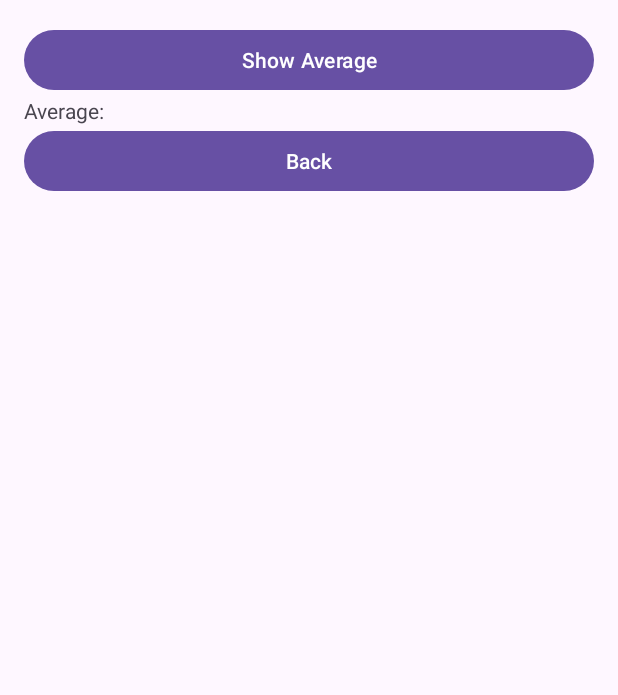
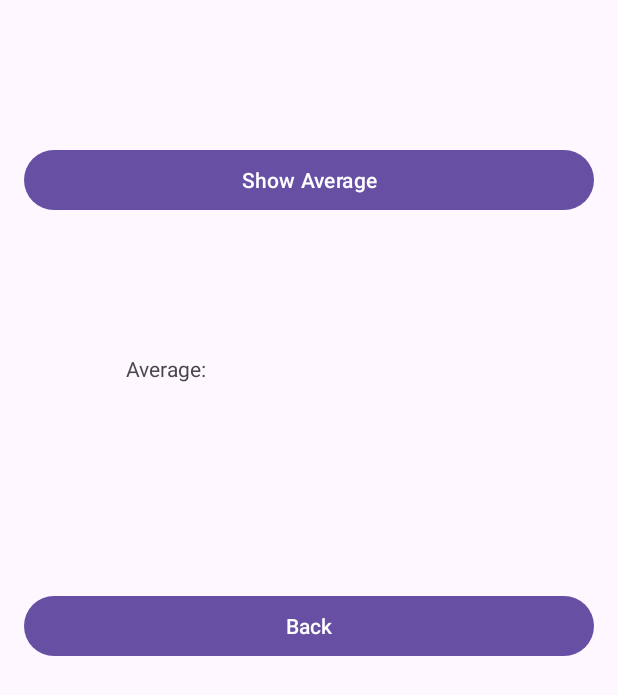
Before and after one commit to VCSTDN2024/imad5112-practicum-2025-Kaamilah-vc, an Android app: the screen it shows after launch (MainActivity2), after a tap on "Detailed View", on a phone screen of 412 x 824 dp. Shown: the top 695 px of the screen. Run offline under Robolectric (Android 15) with nearby library versions, the phone set to English and light mode, and no system bars.

Commit message:
final commit

```diff
--- a/app/src/main/java/com/example/playlistmanagerapp4/MainActivity.kt
+++ b/app/src/main/java/com/example/playlistmanagerapp4/MainActivity.kt
@@ -19,13 +19,13 @@ class MainActivity : AppCompatActivity() {
         "Taylor Swift", "Drake", "Beyoncé", "The Weeknd"
     )
 
-    private val ratings = arrayListOf(5, 4, 5, 4)
+    private val ratings = arrayListOf(3, 4, 5, 4)
 
     private val comments = arrayListOf(
         "Amazing",
         "Great beat and flow.",
         "Iconic vocals!",
-        "Love the retro vibe."
+        "Love the vibe."
     )
 
     @SuppressLint("MissingInflatedId")
--- a/app/src/main/java/com/example/playlistmanagerapp4/MainActivity2.kt
+++ b/app/src/main/java/com/example/playlistmanagerapp4/MainActivity2.kt
@@ -16,10 +16,10 @@ class MainActivity2 : AppCompatActivity() {
         val btnAverage = findViewById<Button>(R.id.btnAverage)
         val btnBack = findViewById<Button>(R.id.btnBack)
 
-        val titles = intent.getStringArrayListExtra("titles") ?: arrayListOf()
-        val artists = intent.getStringArrayListExtra("artists") ?: arrayListOf()
-        val ratings = intent.getIntegerArrayListExtra("ratings") ?: arrayListOf()
-        val comments = intent.getStringArrayListExtra("comments") ?: arrayListOf()
+        val titles = intent.getStringArrayListExtra(" Cruel Summer, God's Plan, Halo, Blinding Lights") ?: arrayListOf()
+        val artists = intent.getStringArrayListExtra("Taylor Swift, Drake, Beyoncé, The Weeknd") ?: arrayListOf()
+        val ratings = intent.getIntegerArrayListExtra("3, 4, 5, 4") ?: arrayListOf()
+        val comments = intent.getStringArrayListExtra("") ?: arrayListOf()
 
         val output = StringBuilder()
         for (i in titles.indices) {
--- a/app/src/main/res/layout/activity_main2.xml
+++ b/app/src/main/res/layout/activity_main2.xml
@@ -21,26 +21,32 @@
         android:id="@+id/btnAverage"
         android:layout_width="0dp"
         android:layout_height="wrap_content"
+        android:layout_marginTop="80dp"
         android:text="Show Average"
-        app:layout_constraintTop_toBottomOf="@id/txtList"
+        app:layout_constraintEnd_toEndOf="parent"
+        app:layout_constraintHorizontal_bias="0.0"
         app:layout_constraintStart_toStartOf="parent"
-        app:layout_constraintEnd_toEndOf="parent"/>
+        app:layout_constraintTop_toBottomOf="@id/txtList" />
 
     <TextView
         android:id="@+id/txtAverage"
-        android:layout_width="wrap_content"
-        android:layout_height="wrap_content"
+        android:layout_width="200dp"
+        android:layout_height="49dp"
+        android:layout_marginStart="68dp"
+        android:layout_marginTop="92dp"
         android:text="Average:"
-        app:layout_constraintTop_toBottomOf="@id/btnAverage"
-        app:layout_constraintStart_toStartOf="parent"/>
+        app:layout_constraintStart_toStartOf="parent"
+        app:layout_constraintTop_toBottomOf="@id/btnAverage" />
 
     <Button
         android:id="@+id/btnBack"
         android:layout_width="0dp"
         android:layout_height="wrap_content"
+        android:layout_marginTop="108dp"
         android:text="Back"
-        app:layout_constraintTop_toBottomOf="@id/txtAverage"
+        app:layout_constraintEnd_toEndOf="parent"
+        app:layout_constraintHorizontal_bias="0.0"
         app:layout_constraintStart_toStartOf="parent"
-        app:layout_constraintEnd_toEndOf="parent"/>
+        app:layout_constraintTop_toBottomOf="@id/txtAverage" />
 
 </androidx.constraintlayout.widget.ConstraintLayout>
```
